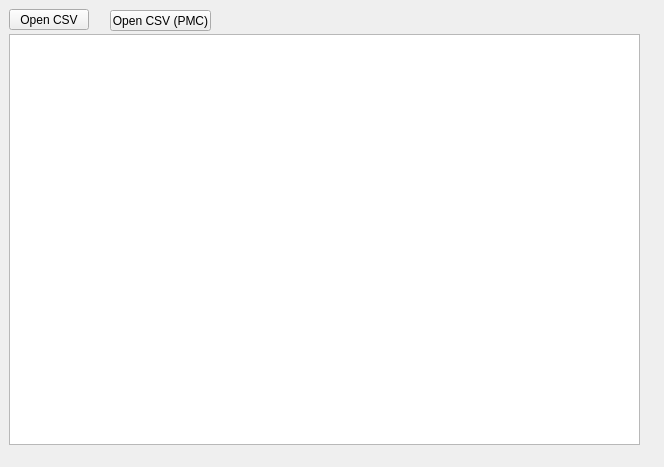
This is widget.ui in SnakeManPMC/arma-3-OSM_Places_CSV2HPP as Qt 5 draws it before an edit. The edited form follows.
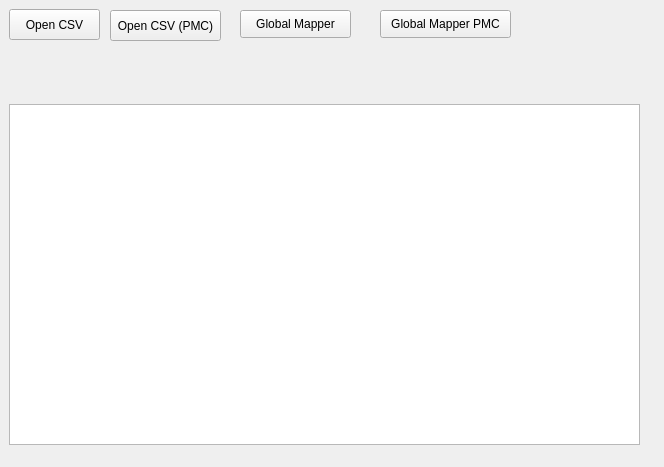
This is the edited form.

Commit message: Global mapper csv format added.

```diff
--- a/widget.ui
+++ b/widget.ui
@@ -18,8 +18,8 @@
     <rect>
      <x>9</x>
      <y>9</y>
-     <width>80</width>
-     <height>21</height>
+     <width>91</width>
+     <height>31</height>
     </rect>
    </property>
    <property name="text">
@@ -30,9 +30,9 @@
    <property name="geometry">
     <rect>
      <x>9</x>
-     <y>34</y>
+     <y>104</y>
      <width>631</width>
-     <height>411</height>
+     <height>341</height>
     </rect>
    </property>
   </widget>
@@ -41,14 +41,40 @@
     <rect>
      <x>110</x>
      <y>10</y>
-     <width>101</width>
-     <height>21</height>
+     <width>111</width>
+     <height>31</height>
     </rect>
    </property>
    <property name="text">
     <string>Open CSV (PMC)</string>
    </property>
   </widget>
+  <widget class="QPushButton" name="GlobalMapper">
+   <property name="geometry">
+    <rect>
+     <x>240</x>
+     <y>10</y>
+     <width>111</width>
+     <height>28</height>
+    </rect>
+   </property>
+   <property name="text">
+    <string>Global Mapper</string>
+   </property>
+  </widget>
+  <widget class="QPushButton" name="GlobalMapperPMC">
+   <property name="geometry">
+    <rect>
+     <x>380</x>
+     <y>10</y>
+     <width>131</width>
+     <height>28</height>
+    </rect>
+   </property>
+   <property name="text">
+    <string>Global Mapper PMC</string>
+   </property>
+  </widget>
  </widget>
  <layoutdefault spacing="6" margin="11"/>
  <resources/>
```
The commit also changes 2 other files.
